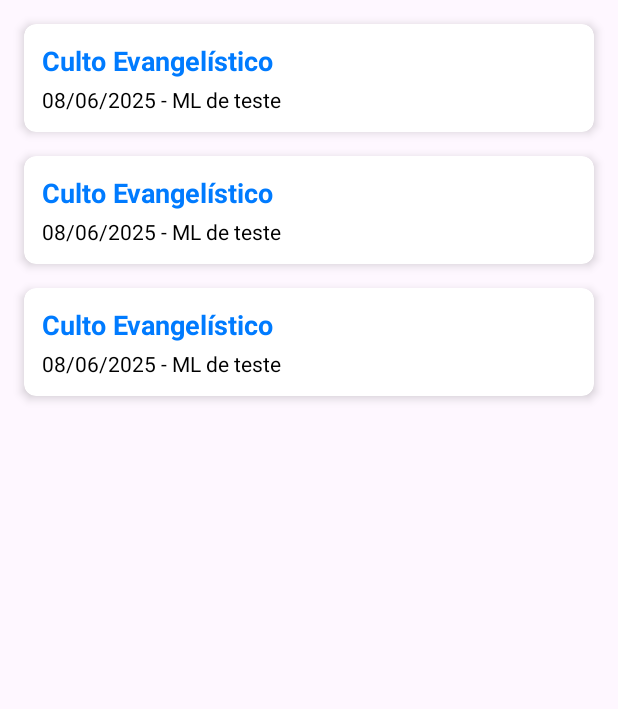
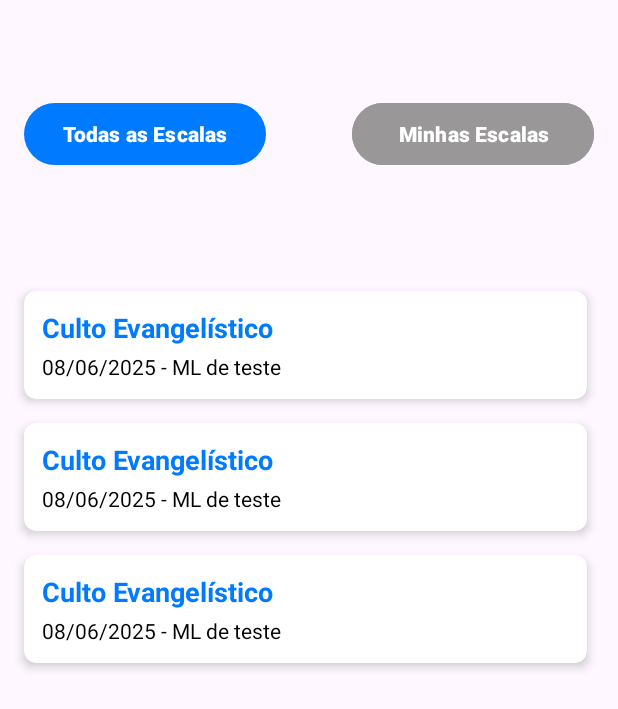
Before and after one commit to samukaoliveira/appML-Mobile, an Android app: the layout activity_escalas.xml on its own in the app's theme, with its tools: preview values and no code run, on a phone screen of 412 x 824 dp. Shown: the top 709 px of the screen. Run offline under Robolectric (Android 15) with nearby library versions, the phone set to English and light mode, and no system bars; network calls fail.

Commit message:
Criando activity de minhas escalas.

```diff
--- a/app/src/main/AndroidManifest.xml
+++ b/app/src/main/AndroidManifest.xml
@@ -26,6 +26,7 @@
         <activity android:name=".MainActivity" />
         <activity android:name=".views.EscalasActivity" />
         <activity android:name=".views.EscalaDetalheActivity" />
+        <activity android:name=".views.MinhasEscalasActivity" />
     </application>
 
     <uses-permission android:name="android.permission.INTERNET" />
--- a/app/src/main/java/com/example/appml/services/ApiService.java
+++ b/app/src/main/java/com/example/appml/services/ApiService.java
@@ -23,9 +23,15 @@ public interface ApiService {
     @GET("escalas/")
     Call<List<EscalaSimples>> getListaEscalas();
 
+    @GET("minhas_escalas/")
+    Call<List<EscalaSimples>> getMinhasEscalas();
+
     @GET("escalas/{id}")
     Call<EscalaDetalhada> getDetalheEscala(@Path("id") int id);
 
     @GET("atualizadas")
     Call<List<EscalaNotificacao>> getAtualizadas();
+
+    @GET("recentes")
+    Call<List<EscalaNotificacao>> getRecentes();
 }
--- a/app/src/main/java/com/example/appml/services/RetrofitInstance.java
+++ b/app/src/main/java/com/example/appml/services/RetrofitInstance.java
@@ -16,7 +16,7 @@ import java.io.IOException;
 public class RetrofitInstance {
 
 //    private static final String BASE_URL = "http://134.255.176.164:49152/api/";
-    private static final String BASE_URL = "http://192.168.1.103:3000/api/";
+    private static final String BASE_URL = "http://192.168.1.104:3000/api/";
     private static Retrofit retrofit;
 
     public static Retrofit getRetrofitInstance(Context context) {
--- a/app/src/main/res/layout/activity_escalas.xml
+++ b/app/src/main/res/layout/activity_escalas.xml
@@ -1,21 +1,55 @@
 <?xml version="1.0" encoding="utf-8"?>
 <androidx.constraintlayout.widget.ConstraintLayout xmlns:android="http://schemas.android.com/apk/res/android"
+    xmlns:app="http://schemas.android.com/apk/res-auto"
     xmlns:tools="http://schemas.android.com/tools"
     android:layout_width="match_parent"
     android:layout_height="match_parent"
-    xmlns:app="http://schemas.android.com/apk/res-auto"
     tools:context=".views.EscalasActivity">
 
     <androidx.recyclerview.widget.RecyclerView
         android:id="@+id/recycler_escalas"
-        android:layout_width="0dp"
-        android:layout_height="0dp"
+        android:layout_width="407dp"
+        android:layout_height="646dp"
+        android:clipToPadding="false"
         android:padding="8dp"
-        tools:listitem="@layout/item_escala_simples"
-        android:clipToPadding="false"
         android:scrollbars="vertical"
+        app:layout_constraintBottom_toBottomOf="parent"
+        app:layout_constraintEnd_toEndOf="parent"
+        app:layout_constraintHorizontal_bias="0.0"
+        app:layout_constraintStart_toStartOf="parent"
         app:layout_constraintTop_toTopOf="parent"
-        app:layout_constraintBottom_toBottomOf="parent"
+        app:layout_constraintVertical_bias="1.0"
+        tools:listitem="@layout/item_escala_simples" />
+
+    <Button
+        android:id="@+id/todas_as_escalas_disable"
+        android:layout_width="161dp"
+        android:layout_height="49dp"
+        android:layout_marginStart="16dp"
+        android:text="Todas as Escalas"
+        android:textAlignment="center"
+        android:textStyle="bold"
+        app:flow_horizontalAlign="center"
+        app:flow_verticalAlign="center"
+        app:layout_constraintBottom_toTopOf="@+id/recycler_escalas"
         app:layout_constraintStart_toStartOf="parent"
-        app:layout_constraintEnd_toEndOf="parent"/>
+        app:layout_constraintTop_toTopOf="parent"
+        app:layout_constraintVertical_bias="0.5" />
+
+    <Button
+        android:id="@+id/minhas_escalas"
+        android:layout_width="161dp"
+        android:layout_height="49dp"
+        android:text="Minhas Escalas"
+        android:backgroundTint="@color/silver"
+        android:textAlignment="center"
+        android:textStyle="bold"
+        app:flow_horizontalAlign="center"
+        app:flow_verticalAlign="center"
+        app:layout_constraintBottom_toTopOf="@+id/recycler_escalas"
+        app:layout_constraintEnd_toEndOf="parent"
+        app:layout_constraintHorizontal_bias="0.937"
+        app:layout_constraintStart_toStartOf="parent"
+        app:layout_constraintTop_toTopOf="parent"
+        app:layout_constraintVertical_bias="0.5" />
 </androidx.constraintlayout.widget.ConstraintLayout>
--- a/app/src/main/res/values/colors.xml
+++ b/app/src/main/res/values/colors.xml
@@ -9,6 +9,7 @@
     <color name="teal_700">#FF018786</color>
     <color name="black">#FF000000</color>
     <color name="white">#FFFFFFFF</color>
+    <color name="silver">#999797</color>
 
     <color name="blue">#007BFF</color>
     <color name="orange">#FFA500</color>
```
Also changed, not shown: app/src/main/java/com/example/appml/views/CarregaEscalas.java (added, +62 -0 lines), app/src/main/java/com/example/appml/views/EscalasActivity.java (+17 -21 lines), app/src/main/java/com/example/appml/views/MinhasEscalasActivity.java (added, +61 -0 lines), app/src/main/java/com/example/appml/worker/EscalaPollWorker.java (+20 -3 lines), app/src/main/res/layout/activity_minhas_escalas.xml (added, +55 -0 lines).
